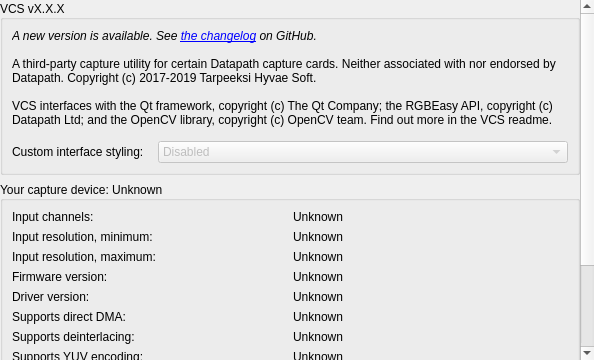
First picture: the form in src/display/qt/widgets/ui/control_panel_about_widget.ui, repository mrehkopf/vcs, before the edit.
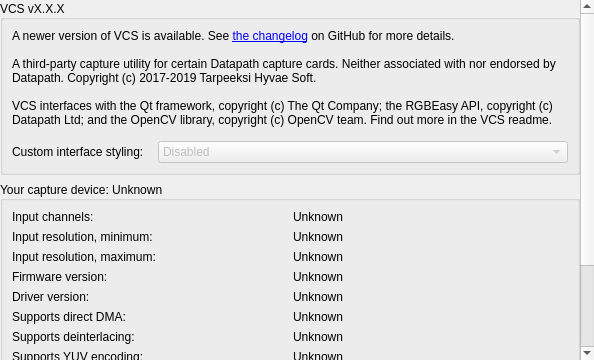
Second picture: the form after the edit.

Commit message: Tweak GUI message about new version being available

What changed in the file:
```diff
--- a/src/display/qt/widgets/ui/control_panel_about_widget.ui
+++ b/src/display/qt/widgets/ui/control_panel_about_widget.ui
@@ -40,7 +40,7 @@
         <x>0</x>
         <y>0</y>
         <width>578</width>
-        <height>584</height>
+        <height>601</height>
        </rect>
       </property>
       <layout class="QVBoxLayout" name="verticalLayout_8">
@@ -84,11 +84,11 @@
            <widget class="QLabel" name="label_newVersionNotice">
             <property name="font">
              <font>
-              <italic>true</italic>
+              <italic>false</italic>
              </font>
             </property>
             <property name="text">
-             <string>&lt;html&gt;&lt;head/&gt;&lt;body&gt;&lt;p&gt;A new version is available. See &lt;a href=&quot;https://www.github.com/leikareipa/vcs/releases/&quot;&gt;&lt;span style=&quot; text-decoration: underline; color:#0000ff;&quot;&gt;the changelog&lt;/span&gt;&lt;/a&gt; on GitHub.&lt;/p&gt;&lt;/body&gt;&lt;/html&gt;</string>
+             <string>&lt;html&gt;&lt;head/&gt;&lt;body&gt;&lt;p&gt;A newer version of VCS is available. See &lt;a href=&quot;https://www.github.com/leikareipa/vcs/releases/&quot;&gt;&lt;span style=&quot; text-decoration: underline; color:#0000ff;&quot;&gt;the changelog&lt;/span&gt;&lt;/a&gt; on GitHub for more details.&lt;/p&gt;&lt;/body&gt;&lt;/html&gt;</string>
             </property>
             <property name="wordWrap">
              <bool>true</bool>
```
